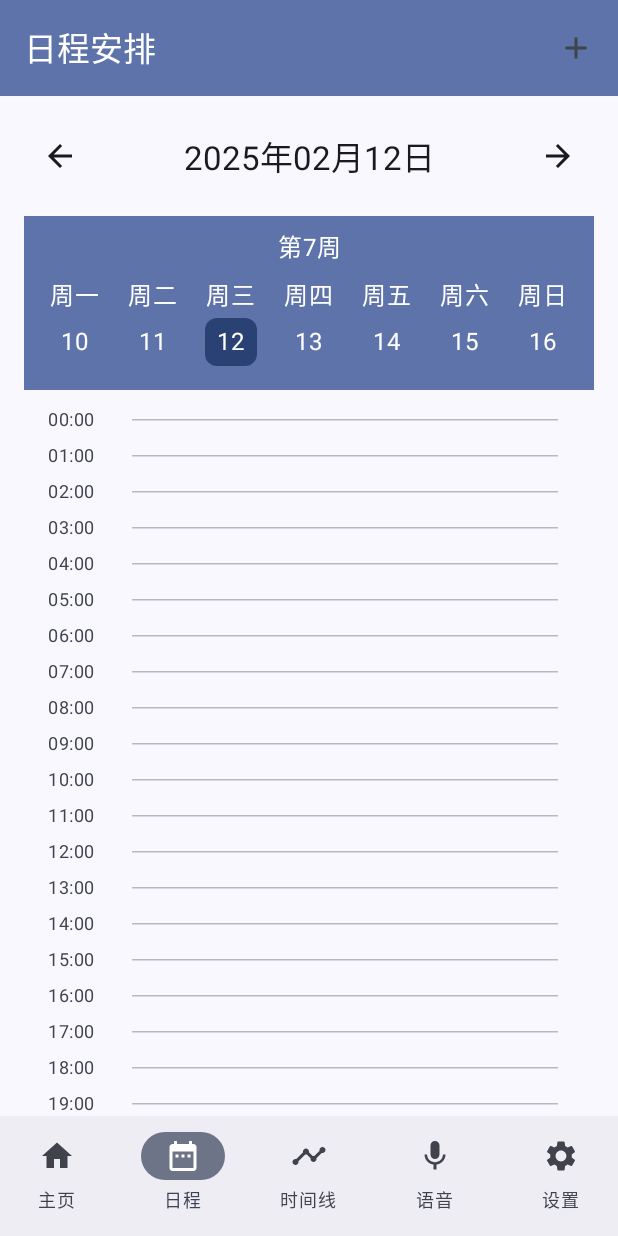
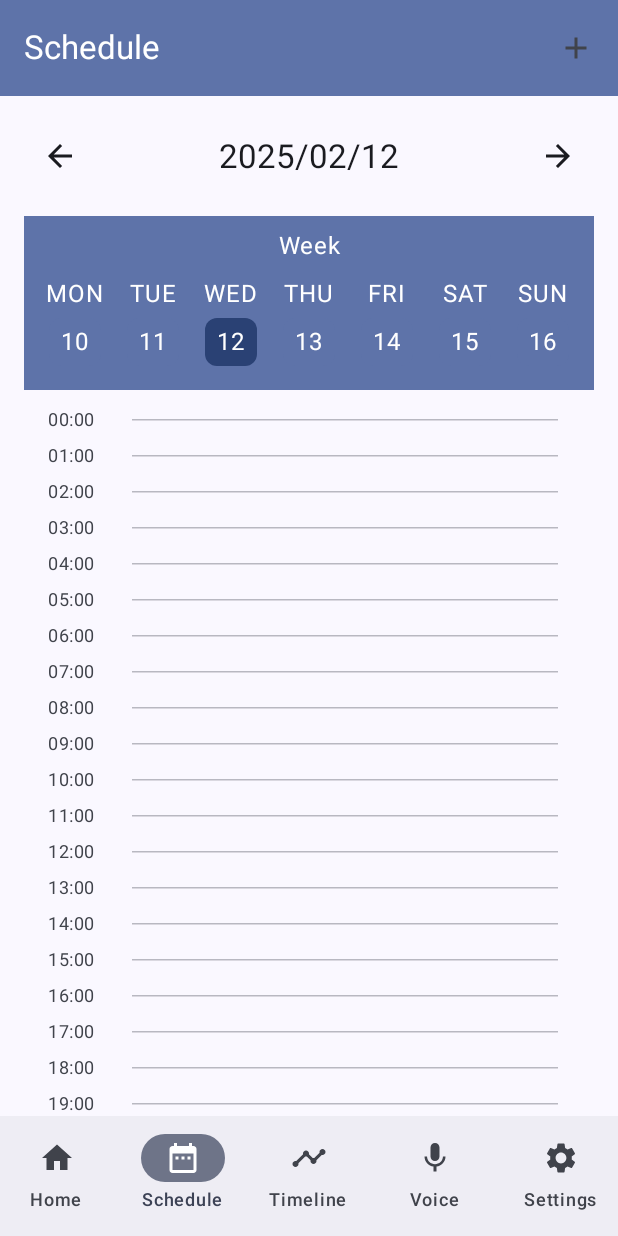
Before and after one commit to NNdemo/CP3406Practical, an Android app built with Jetpack Compose: the screen it shows after launch (MainActivity), item 2 of the bottom bar chosen, on a phone screen of 412 x 824 dp. Run offline under Robolectric (Android 15) with nearby library versions, the phone set to English and light mode, and no system bars; our stand-ins replace Dagger/Hilt's generated code, Room's generated code; libraries missing offline, so code that uses them is left out: androidx.hilt.work.

Commit message:
v1.0.0 translate in English version

```diff
--- a/app/src/main/java/com/example/myapplication/MainActivity.kt
+++ b/app/src/main/java/com/example/myapplication/MainActivity.kt
@@ -52,32 +52,32 @@ class MainActivity : ComponentActivity() {
                             NavigationBarItem(
                                 selected = selectedTab == 0,
                                 onClick = { selectedTab = 0 },
-                                icon = { Icon(Icons.Default.Home, contentDescription = "主页") },
-                                label = { Text("主页") }
+                                icon = { Icon(Icons.Default.Home, contentDescription = "Home") },
+                                label = { Text("Home") }
                             )
                             NavigationBarItem(
                                 selected = selectedTab == 1,
                                 onClick = { selectedTab = 1 },
-                                icon = { Icon(Icons.Default.DateRange, contentDescription = "日程") },
-                                label = { Text("日程") }
+                                icon = { Icon(Icons.Default.DateRange, contentDescription = "Schedule") },
+                                label = { Text("Schedule") }
                             )
                             NavigationBarItem(
                                 selected = selectedTab == 2,
                                 onClick = { selectedTab = 2 },
-                                icon = { Icon(Icons.Default.Timeline, contentDescription = "时间线") },
-                                label = { Text("时间线") }
+                                icon = { Icon(Icons.Default.Timeline, contentDescription = "Timeline") },
+                                label = { Text("Timeline") }
                             )
                             NavigationBarItem(
                                 selected = selectedTab == 3,
                                 onClick = { selectedTab = 3 },
-                                icon = { Icon(Icons.Default.Mic, contentDescription = "语音创建") },
-                                label = { Text("语音") }
+                                icon = { Icon(Icons.Default.Mic, contentDescription = "Voice") },
+                                label = { Text("Voice") }
                             )
                             NavigationBarItem(
                                 selected = selectedTab == 4,
                                 onClick = { selectedTab = 4 },
-                                icon = { Icon(Icons.Default.Settings, contentDescription = "设置") },
-                                label = { Text("设置") }
+                                icon = { Icon(Icons.Default.Settings, contentDescription = "Settings") },
+                                label = { Text("Settings") }
                             )
                         }
                     }
--- a/app/src/main/java/com/example/myapplication/ui/components/CalendarView.kt
+++ b/app/src/main/java/com/example/myapplication/ui/components/CalendarView.kt
@@ -63,7 +63,7 @@ fun CalendarView(
             if (crossDaySchedules.isNotEmpty()) {
                 item {
                     Text(
-                        text = "跨天日程",
+                        text = "Multi-day Events",
                         style = MaterialTheme.typography.titleSmall,
                         color = MaterialTheme.colorScheme.primary,
                         modifier = Modifier.padding(start = 16.dp, bottom = 8.dp)
@@ -277,7 +277,7 @@ private fun ScheduleListItem(
 }
 
 private fun buildTimeRangeText(schedule: Schedule, showFullDate: Boolean, selectedDate: LocalDate = schedule.startTime.toLocalDate()): String {
-    if (schedule.isAllDay) return "全天"
+    if (schedule.isAllDay) return "All Day"
 
     val startDate = schedule.startTime.toLocalDate()
     val endDate = schedule.endTime.toLocalDate()
@@ -321,7 +321,7 @@ private fun WeekHeader(
     ) {
         // 显示周数
         Text(
-            text = "第${selectedDate.get(java.time.temporal.WeekFields.ISO.weekOfWeekBasedYear())}周",
+            text = "Week",
             modifier = Modifier
                 .fillMaxWidth()
                 .padding(bottom = 4.dp),
@@ -348,14 +348,14 @@ private fun WeekHeader(
                     // 星期几
                     Text(
                         text = when(date.dayOfWeek) {
-                            java.time.DayOfWeek.MONDAY -> "周一"
-                            java.time.DayOfWeek.TUESDAY -> "周二"
-                            java.time.DayOfWeek.WEDNESDAY -> "周三"
-                            java.time.DayOfWeek.THURSDAY -> "周四"
-                            java.time.DayOfWeek.FRIDAY -> "周五"
-                            java.time.DayOfWeek.SATURDAY -> "周六"
-                            java.time.DayOfWeek.SUNDAY -> "周日"
-                            null -> "未知"
+                            java.time.DayOfWeek.MONDAY -> "MON"
+                            java.time.DayOfWeek.TUESDAY -> "TUE"
+                            java.time.DayOfWeek.WEDNESDAY -> "WED"
+                            java.time.DayOfWeek.THURSDAY -> "THU"
+                            java.time.DayOfWeek.FRIDAY -> "FRI"
+                            java.time.DayOfWeek.SATURDAY -> "SAT"
+                            java.time.DayOfWeek.SUNDAY -> "SUN"
+                            null -> "UNK"
                         },
                         color = MaterialTheme.colorScheme.onPrimaryContainer
                     )
--- a/app/src/main/java/com/example/myapplication/ui/screens/CalendarScreen.kt
+++ b/app/src/main/java/com/example/myapplication/ui/screens/CalendarScreen.kt
@@ -38,14 +38,14 @@ fun CalendarScreen(
     Scaffold(
         topBar = {
             TopAppBar(
-                title = { Text("日程安排") },
+                title = { Text("Schedule") },
                 colors = TopAppBarDefaults.topAppBarColors(
                     containerColor = MaterialTheme.colorScheme.primaryContainer,
                     titleContentColor = MaterialTheme.colorScheme.onPrimaryContainer
                 ),
                 actions = {
                     IconButton(onClick = viewModel::showAddDialog) {
-                        Icon(Icons.Default.Add, contentDescription = "添加日程")
+                        Icon(Icons.Default.Add, contentDescription = "Add Schedule")
                     }
                 }
             )
@@ -102,16 +102,16 @@ private fun DateSelector(
         verticalAlignment = Alignment.CenterVertically
     ) {
         IconButton(onClick = { onDateSelected(selectedDate.minusDays(1)) }) {
-            Icon(Icons.AutoMirrored.Filled.ArrowBack, contentDescription = "前一天")
+            Icon(Icons.AutoMirrored.Filled.ArrowBack, contentDescription = "Previous Day")
         }
 
         Text(
-            text = selectedDate.format(DateTimeFormatter.ofPattern("yyyy年MM月dd日")),
+            text = selectedDate.format(DateTimeFormatter.ofPattern("yyyy/MM/dd")),
             style = MaterialTheme.typography.titleLarge
         )
 
         IconButton(onClick = { onDateSelected(selectedDate.plusDays(1)) }) {
-            Icon(Icons.AutoMirrored.Filled.ArrowForward, contentDescription = "后一天")
+            Icon(Icons.AutoMirrored.Filled.ArrowForward, contentDescription = "Next Day")
         }
     }
 }
--- a/app/src/main/java/com/example/myapplication/ui/screens/DashboardScreen.kt
+++ b/app/src/main/java/com/example/myapplication/ui/screens/DashboardScreen.kt
@@ -75,7 +75,7 @@ fun DashboardScreen(
     Scaffold(
         topBar = {
             TopAppBar(
-                title = { Text("学习助手") },
+                title = { Text("Study Assistant") },
                 colors = TopAppBarDefaults.topAppBarColors(
                     containerColor = MaterialTheme.colorScheme.primaryContainer,
                     titleContentColor = MaterialTheme.colorScheme.onPrimaryContainer
@@ -84,7 +84,7 @@ fun DashboardScreen(
                     IconButton(onClick = viewModel::refreshData) {
                         Icon(
                             imageVector = Icons.Default.Refresh,
-                            contentDescription = "刷新"
+                            contentDescription = "Refresh"
                         )
                     }
                 }
@@ -98,13 +98,13 @@ fun DashboardScreen(
                 .padding(16.dp),
             verticalArrangement = Arrangement.spacedBy(16.dp)
         ) {
-            // 今日日期显示
+            // Today's date display
             Text(
-                text = "今日日期: ${LocalDate.now().format(DateTimeFormatter.ofPattern("yyyy年MM月dd日"))}",
+                text = "Today's Date: ${LocalDate.now().format(DateTimeFormatter.ofPattern("yyyy/MM/dd"))}",
                 style = MaterialTheme.typography.titleMedium
             )
 
-            // 日程概览卡片
+            // Schedule overview card
             ElevatedCard {
                 Column(
                     modifier = Modifier
@@ -117,7 +117,7 @@ fun DashboardScreen(
                         verticalAlignment = Alignment.CenterVertically
                     ) {
                         Text(
-                            text = "今日日程",
+                            text = "Today's Schedule",
                             style = MaterialTheme.typography.titleLarge
                         )
                         Text(
@@ -137,7 +137,7 @@ fun DashboardScreen(
                 }
             }
 
-            // 日程网格视图
+            // Schedule grid view
             LazyVerticalGrid(
                 columns = GridCells.Fixed(2),
                 modifier = Modifier.weight(1f),
@@ -153,17 +153,17 @@ fun DashboardScreen(
                 }
             }
 
-            // 快速添加日程按钮
+            // Quick add schedule button
             Button(
                 onClick = viewModel::showAddScheduleDialog,
                 modifier = Modifier.fillMaxWidth()
             ) {
                 Icon(
                     imageVector = Icons.Default.Add,
-                    contentDescription = "添加日程"
+                    contentDescription = "Add Schedule"
                 )
                 Spacer(modifier = Modifier.width(8.dp))
-                Text("添加新日程")
+                Text("Add New Schedule")
             }
         }
     }
@@ -225,7 +225,7 @@ private fun ScheduleCard(
 
                 if (schedule.isReminded) {
                     Text(
-                        text = "已完成",
+                        text = "Completed",
                         style = MaterialTheme.typography.bodySmall,
                         color = Color.White.copy(alpha = 0.9f),
                         modifier = Modifier.padding(start = 8.dp)
@@ -233,7 +233,7 @@ private fun ScheduleCard(
                 }
             }
 
-            // 日期和时间
+            // Date and time
             Text(
                 text = buildTimeRangeText(schedule),
                 style = MaterialTheme.typography.bodySmall,
@@ -263,9 +263,9 @@ private fun buildTimeRangeText(schedule: Schedule): String {
 
     if (schedule.isAllDay) {
         return if (schedule.startTime.toLocalDate() == schedule.endTime.toLocalDate()) {
-            "${schedule.startTime.format(dateFormatter)} 全天"
+            "${schedule.startTime.format(dateFormatter)} All Day"
         } else {
-            "${schedule.startTime.format(dateFormatter)}-${schedule.endTime.format(dateFormatter)} 全天"
+            "${schedule.startTime.format(dateFormatter)}-${schedule.endTime.format(dateFormatter)} All Day"
         }
     }
 
--- a/app/src/main/java/com/example/myapplication/ui/screens/SettingsScreen.kt
+++ b/app/src/main/java/com/example/myapplication/ui/screens/SettingsScreen.kt
@@ -22,7 +22,7 @@ fun SettingsScreen(
     Scaffold(
         topBar = {
             TopAppBar(
-                title = { Text("设置") },
+                title = { Text("Settings") },
                 colors = TopAppBarDefaults.topAppBarColors(
                     containerColor = MaterialTheme.colorScheme.primaryContainer,
                     titleContentColor = MaterialTheme.colorScheme.onPrimaryContainer
@@ -66,7 +66,7 @@ fun SettingsScreen(
                     },
                     onValueChange = {},
                     readOnly = true,
-                    label = { Text("默认 AI 模型") },
+                    label = { Text("Default AI Model") },
                     trailingIcon = { ExposedDropdownMenuDefaults.TrailingIcon(expanded = expanded) },
                     modifier = Modifier
                         .fillMaxWidth()
@@ -99,7 +99,7 @@ fun SettingsScreen(
                 onClick = { viewModel.saveSettings() },
                 modifier = Modifier.fillMaxWidth()
             ) {
-                Text("保存设置")
+                Text("Save Settings")
             }
         }
     }
```
Also changed, not shown: app/src/main/java/com/example/myapplication/data/ai/AiService.kt (+9 -9 lines), app/src/main/java/com/example/myapplication/ui/components/ScheduleDialog.kt (+25 -25 lines), app/src/main/java/com/example/myapplication/ui/screens/TimelineScreen.kt (+8 -8 lines), app/src/main/java/com/example/myapplication/ui/screens/VoiceCreateScreen.kt (+12 -12 lines).
